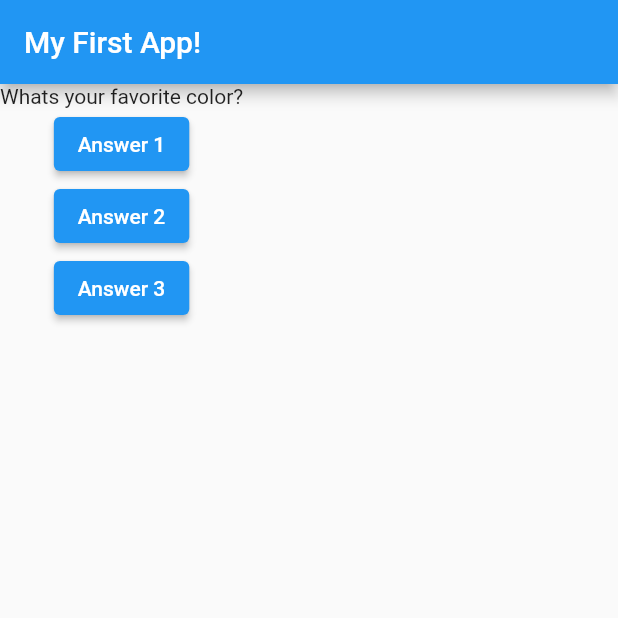
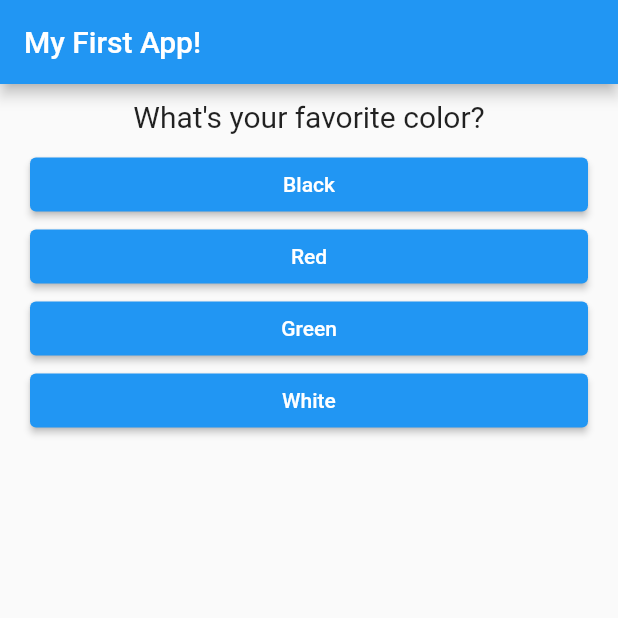
Before and after one commit to Archimondee/quiz_app, a Flutter app: the screen it shows after launch, on a phone screen of 412 x 824 dp, the top half of it. Run offline on Flutter 3.47's test engine with Material 2 defaults, Android fonts, the phone set to English and light mode, and no system bars.

Commit message:
Add list map in question and answer

```diff
--- /dev/null
+++ b/lib/answer.dart
@@ -0,0 +1,23 @@
+import 'package:flutter/material.dart';
+
+class Answer extends StatelessWidget {
+  final VoidCallback selectHandler;
+  final String answerText;
+
+  const Answer(this.selectHandler, this.answerText, {super.key});
+
+  @override
+  Widget build(BuildContext context) {
+    return Container(
+      width: double.infinity,
+      margin: const EdgeInsets.symmetric(horizontal: 20.0),
+      child: ElevatedButton(
+        onPressed: selectHandler,
+        style: ButtonStyle(
+          backgroundColor: MaterialStateProperty.all(Colors.blue),
+        ),
+        child: Text(answerText),
+      ),
+    );
+  }
+}
--- a/lib/main.dart
+++ b/lib/main.dart
@@ -1,4 +1,6 @@
 import 'package:flutter/material.dart';
+import './question.dart';
+import './answer.dart';
 
 void main() => runApp(const MyApp());
 
@@ -6,20 +8,30 @@ class MyApp extends StatefulWidget {
   const MyApp({super.key});
 
   @override
-  State<StatefulWidget> createState() => MyAppState();
+  State<StatefulWidget> createState() => _MyAppState();
 }
 
-class MyAppState extends State<MyApp> {
+class _MyAppState extends State<MyApp> {
   var questions = [
-    'Whats your favorite color?',
-    'Whats your favorite animal?',
+    {
+      'questionText': 'What\'s your favorite color?',
+      'answers': ['Black', 'Red', 'Green', 'White'],
+    },
+    {
+      'questionText': 'What\'s your favorite animal?',
+      'answers': ['Rabbit', 'Snake', 'Elephant', 'Lion'],
+    },
+    {
+      'questionText': 'Who\'s your favorite instructor?',
+      'answers': ['Max', 'Max', 'Max', 'Max'],
+    },
   ];
 
-  var questionIndex = 0;
+  var _questionIndex = 0;
 
   void answerQuestion() {
     setState(() {
-      questionIndex++;
+      _questionIndex++;
     });
   }
 
@@ -36,21 +48,13 @@ class MyAppState extends State<MyApp> {
         ),
         body: Column(
           children: <Widget>[
-            Text(
-              questions[questionIndex],
+            Question(
+              questions[_questionIndex]['questionText'].toString(),
             ),
-            ElevatedButton(
-              onPressed: answerQuestion,
-              child: const Text('Answer 1'),
-            ),
-            ElevatedButton(
-              onPressed: answerQuestion,
-              child: const Text('Answer 2'),
-            ),
-            ElevatedButton(
-              onPressed: answerQuestion,
-              child: const Text('Answer 3'),
-            ),
+            ...(questions[_questionIndex]['answers'] as List<String>)
+                .map((answer) {
+              return Answer(answerQuestion, answer);
+            }).toList(),
           ],
         ),
       ),
--- /dev/null
+++ b/lib/question.dart
@@ -0,0 +1,20 @@
+import 'package:flutter/material.dart';
+
+class Question extends StatelessWidget {
+  final String questionText;
+
+  const Question(this.questionText, {super.key});
+
+  @override
+  Widget build(BuildContext context) {
+    return Container(
+      width: double.infinity,
+      margin: const EdgeInsets.all(10.0),
+      child: Text(
+        questionText,
+        style: const TextStyle(fontSize: 20),
+        textAlign: TextAlign.center,
+      ),
+    );
+  }
+}
```
